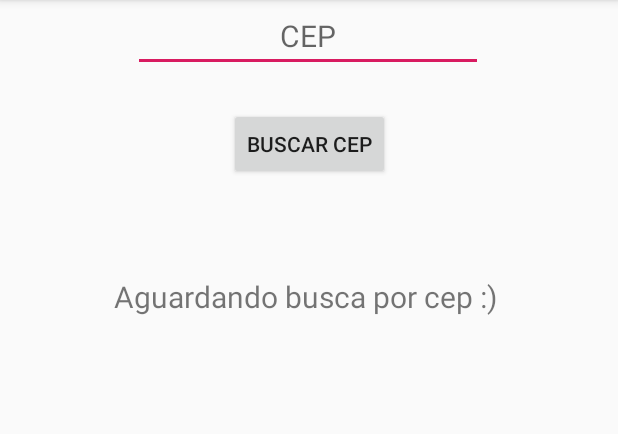
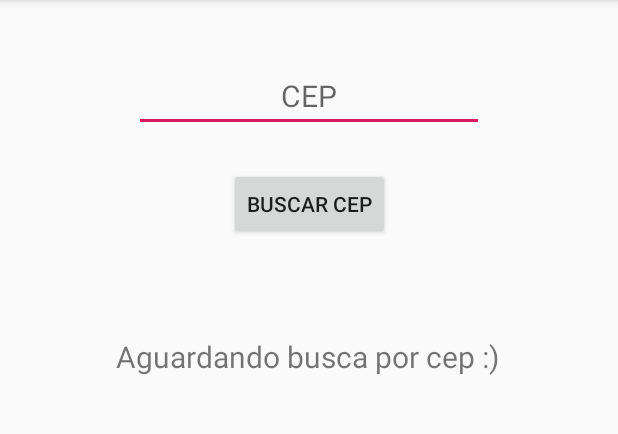
Before and after one commit to GuilhermeJackson/ATM-Consultoria, an Android app: the MenuCEP screen opened directly, with no data from a screen before it, on a phone screen of 412 x 824 dp, the part 84-518 px from its top. Run offline under Robolectric (Android 15) with nearby library versions, the light colour scheme and no system bars.

```diff
--- a/app/build.gradle
+++ b/app/build.gradle
@@ -28,5 +28,4 @@ dependencies {
     androidTestImplementation 'androidx.test.espresso:espresso-core:3.2.0'
     implementation 'androidx.recyclerview:recyclerview:1.1.0'
     implementation 'com.google.code.gson:gson:2.8.5'
-
 }
--- a/app/src/main/res/layout/activity_main.xml
+++ b/app/src/main/res/layout/activity_main.xml
@@ -207,7 +207,7 @@
                     android:id="@+id/txtHTTPService"
                     android:layout_width="wrap_content"
                     android:layout_height="wrap_content"
-                    android:text="SQLite Banco de Dados"
+                    android:text="CEP - HttpURLConnection"
                     tools:layout_editor_absoluteX="44dp"
                     tools:layout_editor_absoluteY="821dp"
                     android:layout_marginTop="40dp"
--- a/app/src/main/res/layout/activity_menu_cep.xml
+++ b/app/src/main/res/layout/activity_menu_cep.xml
@@ -1,10 +1,12 @@
 <?xml version="1.0" encoding="utf-8"?>
-<androidx.constraintlayout.widget.ConstraintLayout xmlns:android="http://schemas.android.com/apk/res/android"
+<androidx.constraintlayout.widget.ConstraintLayout
+    xmlns:android="http://schemas.android.com/apk/res/android"
     xmlns:app="http://schemas.android.com/apk/res-auto"
     xmlns:tools="http://schemas.android.com/tools"
     android:layout_width="match_parent"
     android:layout_height="match_parent"
-    tools:context="com.example.HTTTPService.MenuCEP">
+    android:padding="40dp"
+    tools:context=".MainActivity">
 
     <TextView
         android:id="@+id/txtExibir"
```
Also changed, not shown: app/src/main/AndroidManifest.xml (+8 -7 lines), app/src/main/java/com/example/HTTTPService/HTTTPService.java (+3 -7 lines), app/src/main/java/com/example/atmempresadeconsultoria/MainActivity.java (+11 -6 lines).
